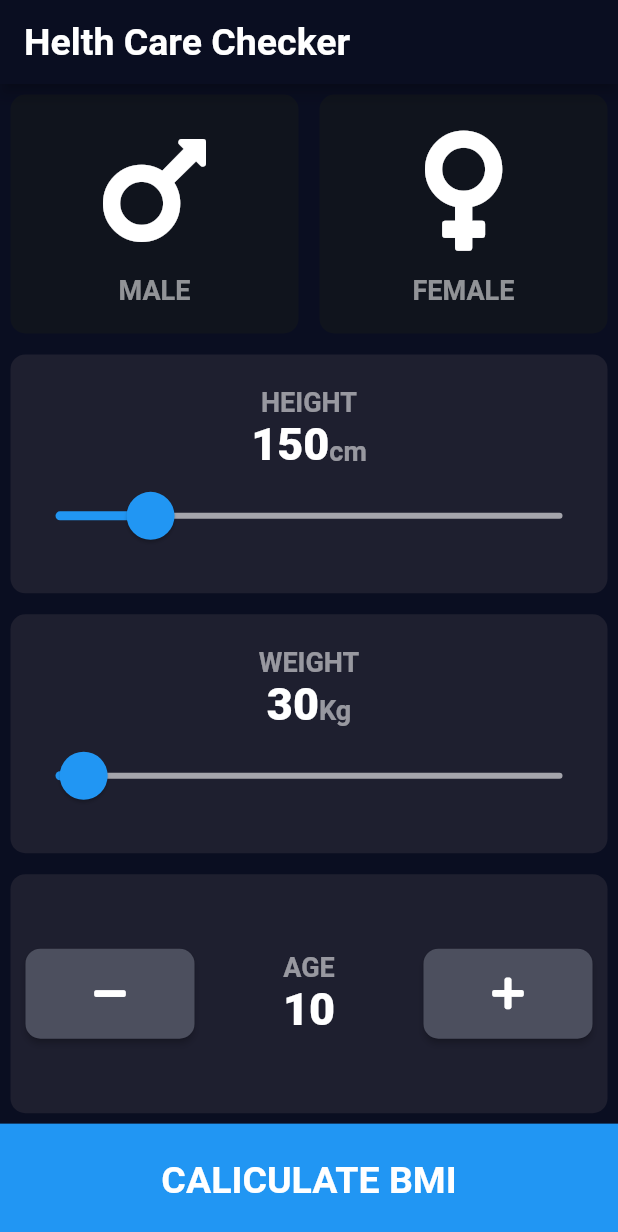
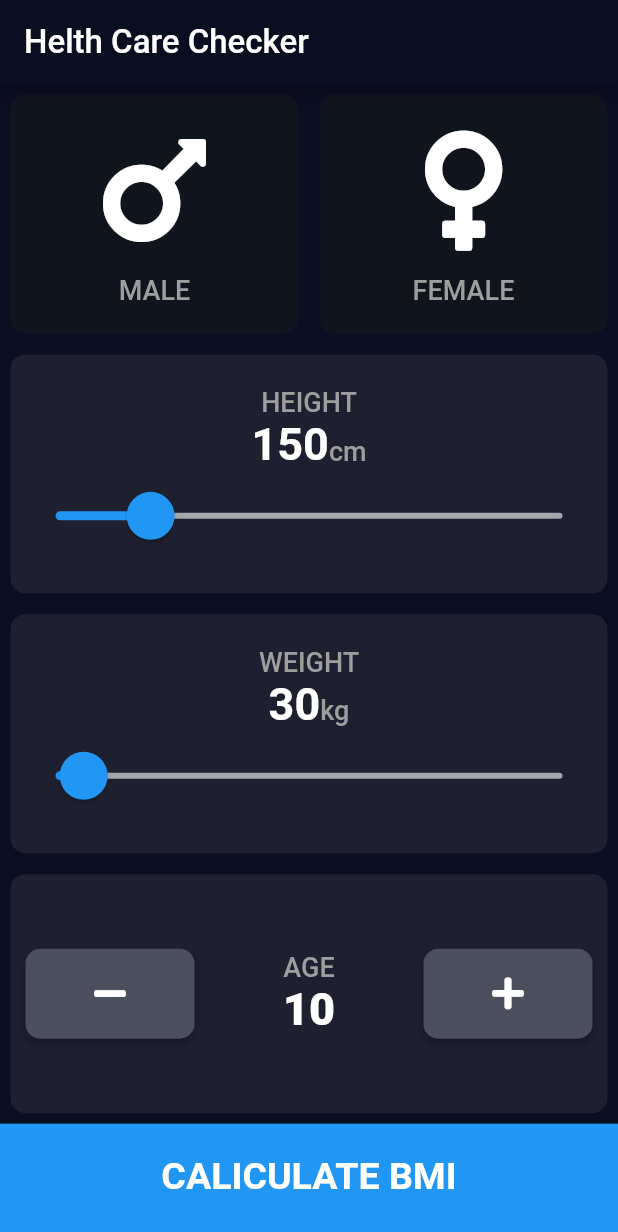
Before and after one commit to Madhubabu3/BMIcalculator, a Flutter app: the screen it shows after launch, on a phone screen of 412 x 824 dp. Shown: the top 1232 px of the screen. Run offline on Flutter 3.47's test engine with Material 2 defaults, Android fonts, the light colour scheme and no system bars; our stand-ins replace font_awesome_flutter.

Commit message:
text_Changes

```diff
--- a/lib/components/Icon_Content.dart
+++ b/lib/components/Icon_Content.dart
@@ -1,5 +1,7 @@
 import 'package:bmicaliculatorapp/components/constants.dart';
+import 'package:bmicaliculatorapp/setsize.dart';
 import 'package:flutter/material.dart';
+import 'Text_widgt.dart';
 
 
 class IconContent extends StatelessWidget {
@@ -17,8 +19,9 @@ class IconContent extends StatelessWidget {
         SizedBox(
           height: 10.0,
         ),
-        Text(name,style: KLabelTextStyle
-        ),
+        // Text(name,style: KLabelTextStyle
+        // ),
+        TextWidget(text: name, fontsize: SetSize().setFont(18), font: FontWeight.w500,color: Colors.grey,)
       ],
     );
   }
--- /dev/null
+++ b/lib/components/Text_widgt.dart
@@ -0,0 +1,24 @@
+import 'package:flutter/material.dart';
+
+class TextWidget extends StatelessWidget {
+  TextWidget({@required this.text, @required this.fontsize,this.color,@required this.font,this.textAlign});
+  final String text;
+  final num fontsize;
+  final Color color;
+  final FontWeight font;
+  final TextAlign textAlign;
+
+  @override
+  Widget build(BuildContext context) {
+    return Text(
+      text,textAlign: textAlign,
+      style: TextStyle(
+        fontFamily: "Roboto",
+        fontSize: fontsize,
+        fontWeight: font,
+        color: color,
+
+      ),
+    );
+  }
+}
--- a/lib/components/bottom_Botton.dart
+++ b/lib/components/bottom_Botton.dart
@@ -1,4 +1,5 @@
-import 'package:bmicaliculatorapp/components/constants.dart';
+import 'package:bmicaliculatorapp/components/Text_widgt.dart';
+import 'package:bmicaliculatorapp/setsize.dart';
 import 'package:flutter/material.dart';
 
 
@@ -14,9 +15,9 @@ class BottomButton extends StatelessWidget {
       onTap: onpress,
         child: Container(
         child: Center(
-          child : Text(title,style: kLargeButtonTextStyle,),
+          child : TextWidget(text: title, fontsize: SetSize().setFont(25), font: FontWeight.bold),
         ),
-        padding: EdgeInsets.all(5),
+        padding: EdgeInsets.only(bottom:5),
         // margin: EdgeInsets.only(bottom: 10.0),
         width: double.infinity,
         height: MediaQuery.of(context).size.height/11,
--- a/lib/components/row-Details.dart
+++ b/lib/components/row-Details.dart
@@ -1,4 +1,6 @@
+import 'package:bmicaliculatorapp/components/Text_widgt.dart';
 import 'package:bmicaliculatorapp/components/constants.dart';
+import 'package:bmicaliculatorapp/setsize.dart';
 import 'package:flutter/material.dart';
 
 
@@ -14,11 +16,11 @@ class RowDetails extends StatelessWidget {
          crossAxisAlignment: CrossAxisAlignment.baseline,
          textBaseline: TextBaseline.alphabetic,
       children: <Widget>[
-       Expanded(child: Text(leftText,style: KDetailsTextStyle,),),
+       Expanded(child: TextWidget(text: leftText, fontsize: SetSize().setFont(20), font: FontWeight.w500),),
        SizedBox(width:20),
        Text(':',style: KBtnTextStyle,),
        SizedBox(width:20),
-       Expanded(child: Text(rightText,style: KDetailsTextStyle,),),
+       Expanded(child: TextWidget(text: rightText, fontsize: SetSize().setFont(20), font: FontWeight.w500),),
 
       ],
     );
--- a/lib/dynamic_size.dart
+++ /dev/null
@@ -1,4 +0,0 @@
-// library dynamic_size;
-
-// export 'setsize.dart';
-// export 'size_extension.dart';
--- a/lib/screeens/details_page.dart
+++ b/lib/screeens/details_page.dart
@@ -1,10 +1,12 @@
 import 'package:bmicaliculatorapp/components/Reusable_Card.dart';
+import 'package:bmicaliculatorapp/components/Text_widgt.dart';
 import 'package:bmicaliculatorapp/components/bottom_Botton.dart';
 import 'package:bmicaliculatorapp/components/constants.dart';
 import 'package:bmicaliculatorapp/components/row-Details.dart';
 import 'package:bmicaliculatorapp/screeens/input_page.dart';
 import 'package:bmicaliculatorapp/screeens/precautionsList_page.dart';
 import 'package:bmicaliculatorapp/screeens/precautions_page.dart';
+import 'package:bmicaliculatorapp/setsize.dart';
 import 'package:bmicaliculatorapp/utils/Models.dart';
 import 'package:flutter/material.dart';
 
@@ -15,7 +17,7 @@ class DeatailsPage extends StatelessWidget {
   Widget build(BuildContext context) {
     return Scaffold(
       appBar: AppBar(
-        title: Text('Your Details', style: KBtnTextStyle),
+        title: TextWidget(text: "YOUR DETAILS", fontsize: SetSize().setFont(22), font: FontWeight.w500),
       ),
       body: SingleChildScrollView(
         child: Column(
--- a/lib/screeens/input_page.dart
+++ b/lib/screeens/input_page.dart
@@ -1,3 +1,5 @@
+import 'package:bmicaliculatorapp/components/Text_widgt.dart';
+import 'package:bmicaliculatorapp/setsize.dart';
 import 'package:bmicaliculatorapp/utils/caliculation.dart';
 import 'package:bmicaliculatorapp/components/Icon_Content.dart';
 import 'package:bmicaliculatorapp/components/Reusable_Card.dart';
@@ -30,15 +32,15 @@ class _InputPageState extends State<InputPage> {
       "https://cdn1.iconfinder.com/data/icons/website-internet/48/website_-_male_business-512.png";
   String femaleUrl =
       "https://cdn1.iconfinder.com/data/icons/website-internet/48/website_-_female_business-512.png";
+  MediaQueryData queryData;
 
   @override
   Widget build(BuildContext context) {
+    queryData = MediaQuery.of(context);
+    SetSize.init(context, width: queryData.size.width, height: queryData.size.height, allowFontScaling: false);
     return Scaffold(
       appBar: AppBar(
-        title: Text(
-          "Helth Care Checker",
-          style: KBtnTextStyle,
-        ),
+        title: TextWidget(text: "Helth Care Checker", fontsize: SetSize().setFont(22), font: FontWeight.w500)
       ),
       body: Column(
         crossAxisAlignment: CrossAxisAlignment.center,
@@ -90,23 +92,17 @@ class _InputPageState extends State<InputPage> {
                 cardChild: Column(
                   mainAxisAlignment: MainAxisAlignment.center,
                   children: <Widget>[
-                    Text(
-                      "HEIGHT",
-                      style: KLabelTextStyle,
-                    ),
+                    TextWidget(text: "HEIGHT", fontsize: SetSize().setFont(18), font: FontWeight.w500,color: Colors.grey,),
                     Row(
                       mainAxisAlignment: MainAxisAlignment.center,
                       crossAxisAlignment: CrossAxisAlignment.baseline,
                       textBaseline: TextBaseline.alphabetic,
                       children: <Widget>[
-                        Text(
-                          height.toString(),
-                          style: KNumbeeTextStyle,
-                        ),
+                        TextWidget(text: height.toString(), fontsize: SetSize().setFont(30), font: FontWeight.bold),
                         // AutoSizeText(
                         //   height.toString(),style: KNumbeeTextStyle,
                         // ),
-                        Text("cm", style: KLabelTextStyle)
+                    TextWidget(text: "cm",fontsize: SetSize().setFont(18), font: FontWeight.w500,color: Colors.grey,),
                       ],
                     ),
                     Slider(
@@ -132,21 +128,16 @@ class _InputPageState extends State<InputPage> {
               cardChild: Column(
                 mainAxisAlignment: MainAxisAlignment.center,
                 children: <Widget>[
-                  Text(
-                    "WEIGHT",
-                    style: KLabelTextStyle,
-                  ),
+                                     TextWidget(text: "WEIGHT",fontsize: SetSize().setFont(18), font: FontWeight.w500,color: Colors.grey,),
+
                   Row(
                     mainAxisAlignment: MainAxisAlignment.center,
                     crossAxisAlignment: CrossAxisAlignment.baseline,
                     textBaseline: TextBaseline.alphabetic,
                     children: <Widget>[
-                      FittedBox(
-                          child: Text(
-                        weight.toString(),
-                        style: KNumbeeTextStyle,
-                      )),
-                      Text("Kg", style: KLabelTextStyle)
+                                          TextWidget(text: weight.toString(), fontsize: SetSize().setFont(30), font: FontWeight.bold),
+
+                    TextWidget(text: "kg",fontsize: SetSize().setFont(18), font: FontWeight.w500,color: Colors.grey,),
                     ],
                   ),
                   Slider(
@@ -190,10 +181,7 @@ class _InputPageState extends State<InputPage> {
                     child: Column(
                       mainAxisAlignment: MainAxisAlignment.center,
                       children: <Widget>[
-                        Text(
-                          "AGE",
-                          style: KLabelTextStyle,
-                        ),
+                         TextWidget(text: "AGE", fontsize: SetSize().setFont(18), font: FontWeight.w500,color: Colors.grey,),
                         Text(
                           age.toString(),
                           style: KNumbeeTextStyle,
--- a/lib/setsize.dart
+++ b/lib/setsize.dart
@@ -27,7 +27,8 @@ class SetSize {
   static void init(BuildContext context,
       {num width = defaultWidth,
       num height = defaultHeight,
-      bool allowFontScaling = false}) {
+      bool allowFontScaling = false}
+      ) {
     if (_instance == null) {
       _instance = SetSize._();
     }
```
Also changed, not shown: lib/main.dart (+9 -9 lines), lib/screeens/precautions_page.dart (+8 -11 lines), lib/screeens/result_page.dart (+10 -32 lines), lib/size_extension.dart (deleted, +0 -9 lines).
